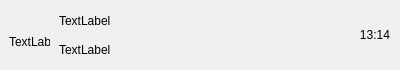
The window that client/picachat/chatuserwid.ui (Grain021125/project) describes before a commit, drawn with Qt 5.
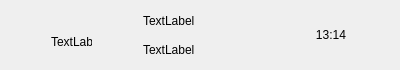
The same window after the commit.

Diff of the .ui file:
```diff
--- a/client/picachat/chatuserwid.ui
+++ b/client/picachat/chatuserwid.ui
@@ -80,6 +80,12 @@
    </item>
    <item>
     <widget class="QWidget" name="user_info_wid" native="true">
+     <property name="maximumSize">
+      <size>
+       <width>130</width>
+       <height>16777215</height>
+      </size>
+     </property>
      <layout class="QVBoxLayout" name="verticalLayout">
       <item>
        <widget class="QLabel" name="user_name_lab">
@@ -90,6 +96,12 @@
       </item>
       <item>
        <widget class="QLabel" name="user_chat_lab">
+        <property name="maximumSize">
+         <size>
+          <width>130</width>
+          <height>16777215</height>
+         </size>
+        </property>
         <property name="text">
          <string>TextLabel</string>
         </property>
```
